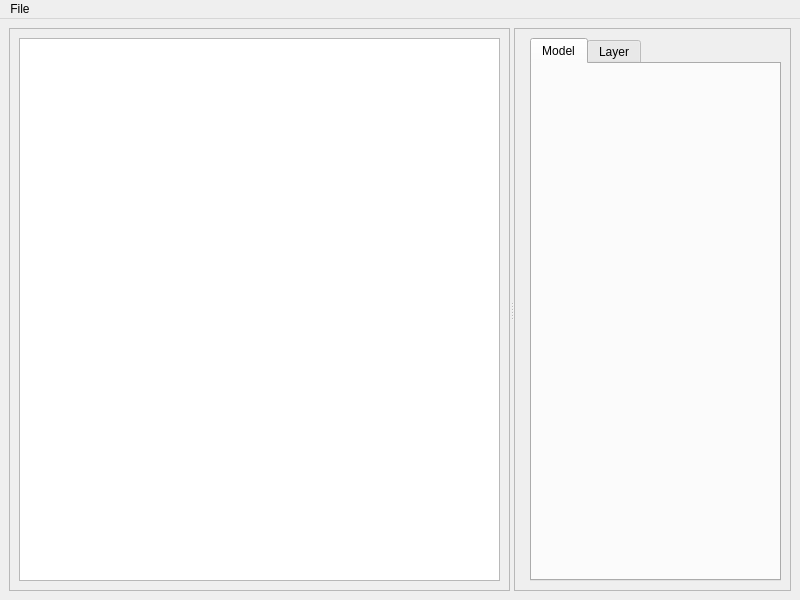
The window that mainwindow.ui (AhimasYD/ANNV) describes before a commit, drawn with Qt 5.
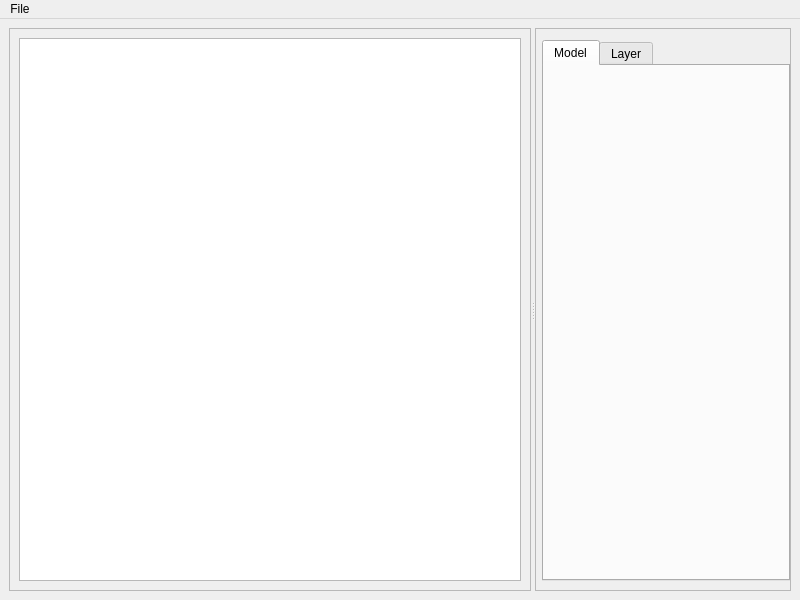
The same window after the commit. The open tabs and pages were chosen to show the change.

What changed in the file:
```diff
--- a/mainwindow.ui
+++ b/mainwindow.ui
@@ -47,6 +47,15 @@
         <enum>QFrame::Raised</enum>
        </property>
        <layout class="QHBoxLayout" name="horizontalLayout">
+        <property name="leftMargin">
+         <number>0</number>
+        </property>
+        <property name="topMargin">
+         <number>11</number>
+        </property>
+        <property name="rightMargin">
+         <number>0</number>
+        </property>
         <item>
          <widget class="QFrame" name="frame">
           <property name="frameShape">
```
Left out of the diff: 2 changed lines with no effect on the pictures.
